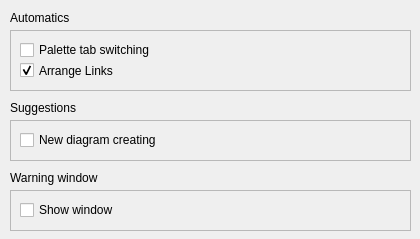
First picture: the form in qrgui/dialogs/preferencesPages/behaviourPage.ui, repository qreal/qreal, before the edit.
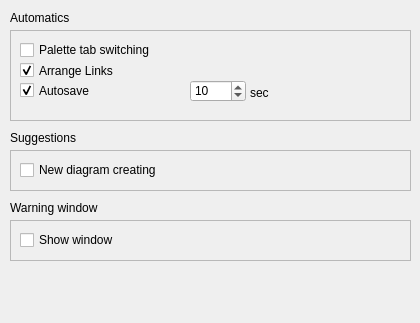
Second picture: the form after the edit.

The edit to the form file:
```diff
--- a/qrgui/dialogs/preferencesPages/behaviourPage.ui
+++ b/qrgui/dialogs/preferencesPages/behaviourPage.ui
@@ -7,14 +7,14 @@
     <x>0</x>
     <y>0</y>
     <width>420</width>
-    <height>239</height>
+    <height>323</height>
    </rect>
   </property>
   <widget class="QFrame" name="frame_17">
    <property name="geometry">
     <rect>
      <x>10</x>
-     <y>190</y>
+     <y>220</y>
      <width>401</width>
      <height>41</height>
     </rect>
@@ -58,7 +58,7 @@
      <x>10</x>
      <y>30</y>
      <width>401</width>
-     <height>61</height>
+     <height>91</height>
     </rect>
    </property>
    <property name="sizePolicy">
@@ -102,12 +102,63 @@
      <bool>true</bool>
     </property>
    </widget>
+   <widget class="QCheckBox" name="autoSaveCheckBox">
+    <property name="geometry">
+     <rect>
+      <x>10</x>
+      <y>50</y>
+      <width>161</width>
+      <height>21</height>
+     </rect>
+    </property>
+    <property name="text">
+     <string>Autosave</string>
+    </property>
+    <property name="checked">
+     <bool>true</bool>
+    </property>
+   </widget>
+   <widget class="QSpinBox" name="autoSaveSpinBox">
+    <property name="geometry">
+     <rect>
+      <x>180</x>
+      <y>50</y>
+      <width>56</width>
+      <height>22</height>
+     </rect>
+    </property>
+    <property name="minimum">
+     <number>1</number>
+    </property>
+    <property name="maximum">
+     <number>10000</number>
+    </property>
+    <property name="singleStep">
+     <number>1</number>
+    </property>
+    <property name="value">
+     <number>10</number>
+    </property>
+   </widget>
+   <widget class="QLabel" name="autoSaveLabel">
+    <property name="geometry">
+     <rect>
+      <x>240</x>
+      <y>56</y>
+      <width>57</width>
+      <height>14</height>
+     </rect>
+    </property>
+    <property name="text">
+     <string>sec</string>
+    </property>
+   </widget>
   </widget>
   <widget class="QLabel" name="label_41">
    <property name="geometry">
     <rect>
      <x>10</x>
-     <y>170</y>
+     <y>200</y>
      <width>211</width>
      <height>16</height>
     </rect>
@@ -120,7 +171,7 @@
    <property name="geometry">
     <rect>
      <x>10</x>
-     <y>120</y>
+     <y>150</y>
      <width>401</width>
      <height>41</height>
     </rect>
@@ -149,7 +200,7 @@
    <property name="geometry">
     <rect>
      <x>10</x>
-     <y>100</y>
+     <y>130</y>
      <width>201</width>
      <height>16</height>
     </rect>
```
